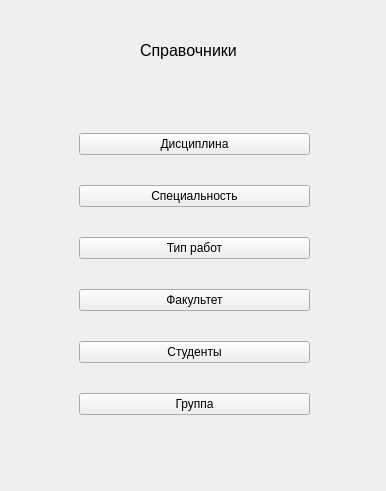
MariyaMari/myJournal, file ElectronicJournal/spravochniki.ui: the form before one commit.
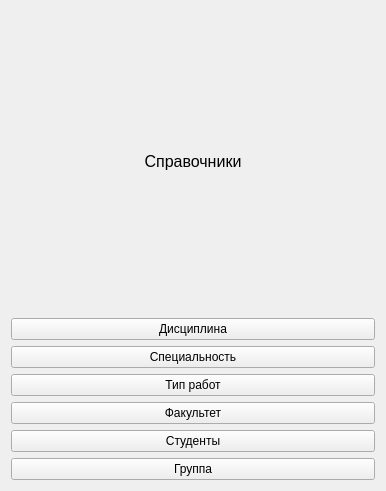
The form after the commit.

What changed in the file:
```diff
--- a/ElectronicJournal/spravochniki.ui
+++ b/ElectronicJournal/spravochniki.ui
@@ -13,15 +13,23 @@
   <property name="windowTitle">
    <string>Form</string>
   </property>
-  <widget class="QWidget" name="verticalLayoutWidget">
-   <property name="geometry">
-    <rect>
-     <x>79</x>
-     <y>109</y>
-     <width>231</width>
-     <height>331</height>
-    </rect>
-   </property>
+  <layout class="QGridLayout" name="gridLayout">
+   <item row="0" column="0">
+    <widget class="QLabel" name="label">
+     <property name="font">
+      <font>
+       <pointsize>12</pointsize>
+      </font>
+     </property>
+     <property name="text">
+      <string>Справочники</string>
+     </property>
+     <property name="alignment">
+      <set>Qt::AlignCenter</set>
+     </property>
+    </widget>
+   </item>
+   <item row="1" column="0">
    <layout class="QVBoxLayout" name="verticalLayout">
     <item>
      <widget class="QPushButton" name="pushButton">
@@ -66,25 +74,8 @@
      </widget>
     </item>
    </layout>
-  </widget>
-  <widget class="QLabel" name="label">
-   <property name="geometry">
-    <rect>
-     <x>140</x>
-     <y>40</y>
-     <width>121</width>
-     <height>21</height>
-    </rect>
-   </property>
-   <property name="font">
-    <font>
-     <pointsize>12</pointsize>
-    </font>
-   </property>
-   <property name="text">
-    <string>Справочники</string>
-   </property>
-  </widget>
+   </item>
+  </layout>
  </widget>
  <resources/>
  <connections/>
```
Lines whose indentation alone changed are shown as unchanged.
